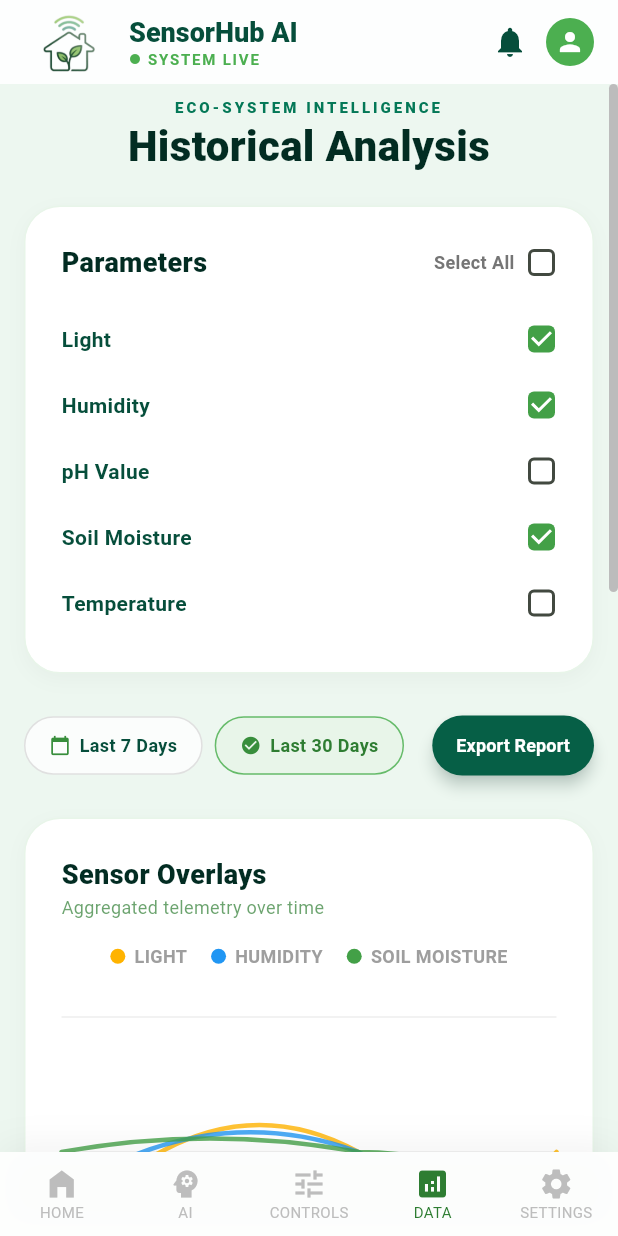
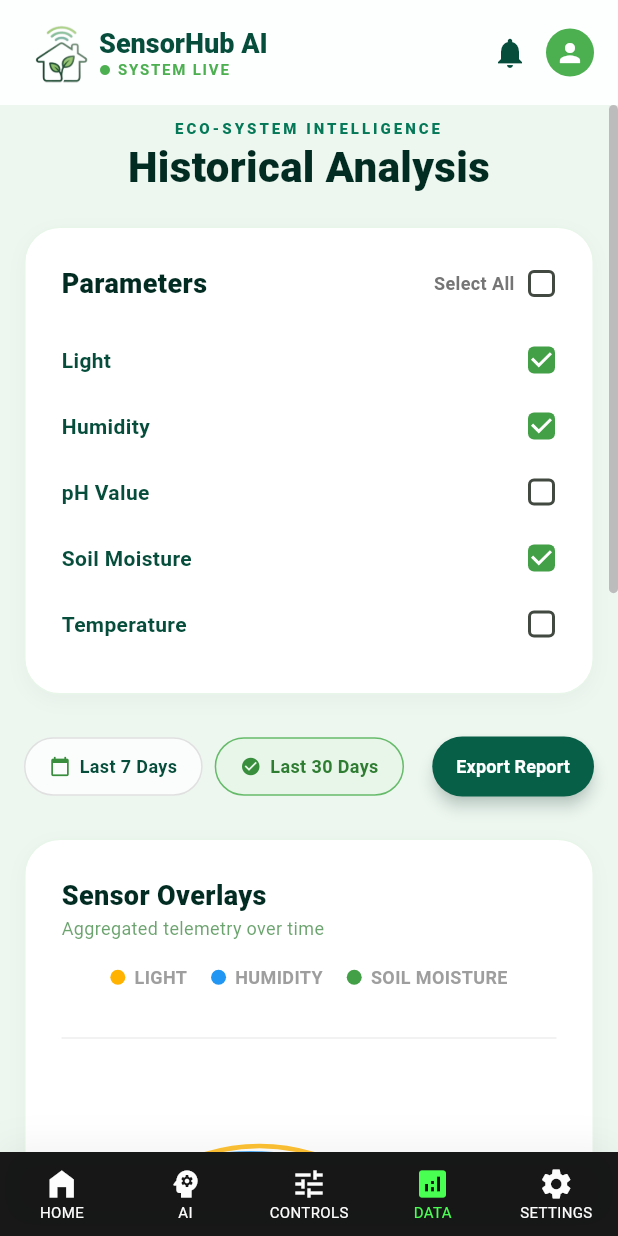
Before and after one commit to zhilimmm/SensorHub_AI, a Flutter app: the screen it shows after launch, item 4 of the bottom bar chosen, on a phone screen of 412 x 824 dp. Run offline on Flutter 3.47's test engine with Material 3 defaults, Android fonts, the light colour scheme and no system bars; our stand-ins replace supabase_flutter; accounts and stored records are empty; Roboto replaces fonts that are missing (Manrope).

Commit message:
just now got some error of not showing the latest design, i fixed it

```diff
--- a/lib/main.dart
+++ b/lib/main.dart
@@ -9,10 +9,10 @@ Future<void> main() async {
   // Ensure Flutter bindings are initialized before calling async code
   WidgetsFlutterBinding.ensureInitialized();
 
-  // Initialize Supabase with unique keys
+  // Initialize Supabase with your unique keys
   await Supabase.initialize(
-    url: 'https://reszkykrwtcvnvpcmdzj.supabase.co', // Project URL
-    anonKey: 'eyJhbGciOiJIUzI1NiIsInR5cCI6IkpXVCJ9.eyJpc3MiOiJzdXBhYmFzZSIsInJlZiI6InJlc3preWtyd3Rjdm52cGNtZHpqIiwicm9sZSI6ImFub24iLCJpYXQiOjE3NzQ3ODQ0NjgsImV4cCI6MjA5MDM2MDQ2OH0.Gm4S2tqhU1A0oLC6-5qs9MFlj5WzUFP2eHt2pL90DI0',                   // anon public key
+    url: 'https://reszkykrwtcvnvpcmdzj.supabase.co',
+    anonKey: 'eyJhbGciOiJIUzI1NiIsInR5cCI6IkpXVCJ9.eyJpc3MiOiJzdXBhYmFzZSIsInJlZiI6InJlc3preWtyd3Rjdm52cGNtZHpqIiwicm9sZSI6ImFub24iLCJpYXQiOjE3NzQ3ODQ0NjgsImV4cCI6MjA5MDM2MDQ2OH0.Gm4S2tqhU1A0oLC6-5qs9MFlj5WzUFP2eHt2pL90DI0',
   );
 
   runApp(const SmartGreenhouseApp());
@@ -62,16 +62,26 @@ class _DashboardScreenState extends State<DashboardScreen> {
     return Scaffold(
       backgroundColor: const Color(0xFFEDF7F0),
       appBar: AppBar(
+        toolbarHeight: 70, // Slightly taller to fit the logo nicely
         backgroundColor: Colors.white.withOpacity(0.9),
         elevation: 0,
         title: Row(
+          crossAxisAlignment: CrossAxisAlignment.center,
           children: [
-            Image.asset('assets/logo.png', width: 60, height: 40, fit: BoxFit.contain,),
-            const SizedBox(width: 10),
+            Image.asset(
+              'assets/logo.png',
+              width: 50,
+              height: 40,
+              fit: BoxFit.contain,
+            ),
             Column(
               crossAxisAlignment: CrossAxisAlignment.start,
+              mainAxisAlignment: MainAxisAlignment.center,
               children: [
-                const Text('SensorHub AI', style: TextStyle(color: Color(0xFF064E3B), fontWeight: FontWeight.w900, fontSize: 18)),
+                const Text(
+                  'SensorHub AI',
+                  style: TextStyle(color: Color(0xFF064E3B), fontWeight: FontWeight.w900, fontSize: 18)
+                ),
                 Row(
                   children: [
                     // Dynamic live/offline dot
@@ -93,9 +103,7 @@ class _DashboardScreenState extends State<DashboardScreen> {
             ),
           ],
         ),
-        // --- UPDATED ACTIONS SECTION ---
         actions: [
-          // REMOVED the grid_view IconButton here!
           IconButton(
             icon: const Icon(Icons.notifications, color: Color(0xFF064E3B)),
             onPressed: () {},
@@ -191,9 +199,9 @@ class _DashboardScreenState extends State<DashboardScreen> {
         child: BottomNavigationBar(
           currentIndex: _selectedIndex,
           type: BottomNavigationBarType.fixed,
-          backgroundColor: Colors.white.withOpacity(0.9),
-          selectedItemColor: Colors.green.shade800,
-          unselectedItemColor: Colors.grey.shade400,
+          backgroundColor: const Color.fromARGB(255, 0, 0, 0).withOpacity(0.9),
+          selectedItemColor: const Color.fromARGB(255, 73, 255, 82),
+          unselectedItemColor: const Color.fromARGB(255, 253, 253, 253),
           showUnselectedLabels: true,
           selectedFontSize: 10,
           unselectedFontSize: 10,
--- a/lib/screens/data_tab.dart
+++ b/lib/screens/data_tab.dart
@@ -635,27 +635,31 @@ class _DataTabState extends State<DataTab> {
           ),
           const Divider(height: 1, color: Color(0xFFE8F5E9)),
 
+          // ⭐ THIS IS THE MAGIC SCROLLBAR NESTING ⭐
           SizedBox(
             height: 300,
             width: double.infinity,
-            // ⭐ SWAPPED: Vertical Scrollbar is now on the OUTSIDE so it sticks to the right edge of the card
             child: Scrollbar(
-              controller: _tableVerticalScroll,
+              controller: _tableVerticalScroll, // Vertical Scrollbar on the OUTSIDE
               thumbVisibility: true,
               thickness: 6,
               radius: const Radius.circular(10),
+              notificationPredicate: (notif) => notif.metrics.axis == Axis.vertical, // Only listen to vertical
+              child: Scrollbar(
+                controller: _tableHorizontalScroll, // Horizontal Scrollbar INSIDE vertical
+                thumbVisibility: true,
+                thickness: 6,
+                radius: const Radius.circular(10),
+                notificationPredicate: (notif) => notif.metrics.axis == Axis.horizontal, // Only listen to horizontal
                 child: SingleChildScrollView(
                   controller: _tableVerticalScroll,
                   scrollDirection: Axis.vertical,
-                // ⭐ Horizontal Scrollbar is now on the INSIDE
-                child: Scrollbar(
-                  controller: _tableHorizontalScroll,
-                  thumbVisibility: true,
-                  thickness: 6,
-                  radius: const Radius.circular(10),
                   child: SingleChildScrollView(
                     controller: _tableHorizontalScroll,
                     scrollDirection: Axis.horizontal,
+                    child: Padding(
+                      // Adds padding so the horizontal scrollbar doesn't cover the bottom row
+                      padding: const EdgeInsets.only(bottom: 16.0),
                       child: DataTable(
                         headingRowColor: WidgetStateProperty.all(Colors.green.shade50.withOpacity(0.5)),
                         dataRowMinHeight: 60,
@@ -674,6 +678,7 @@ class _DataTabState extends State<DataTab> {
                           : filteredLogs.map((log) => _buildDataRow(
                               log['date'], log['time'], log['id'], log['param'], log['val'], log['status'], log['cBg'], log['cTxt'], log['cDot']
                             )).toList(),
+                      ),
                     ),
                   ),
                 ),
```
Lines whose indentation alone changed are shown as unchanged.
